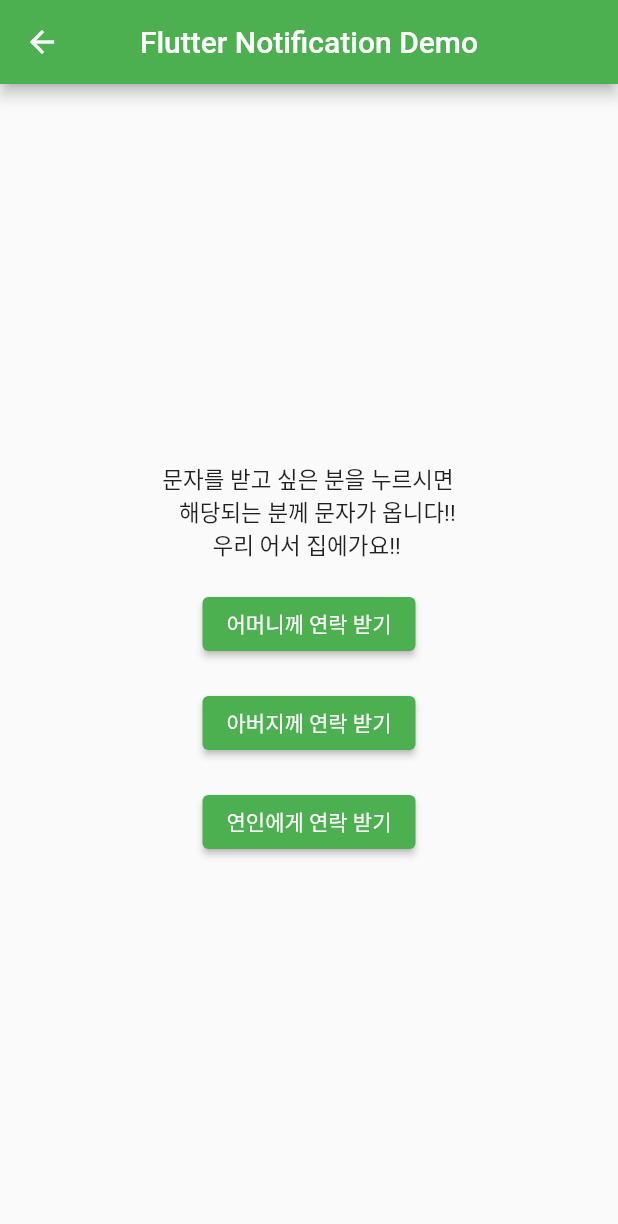
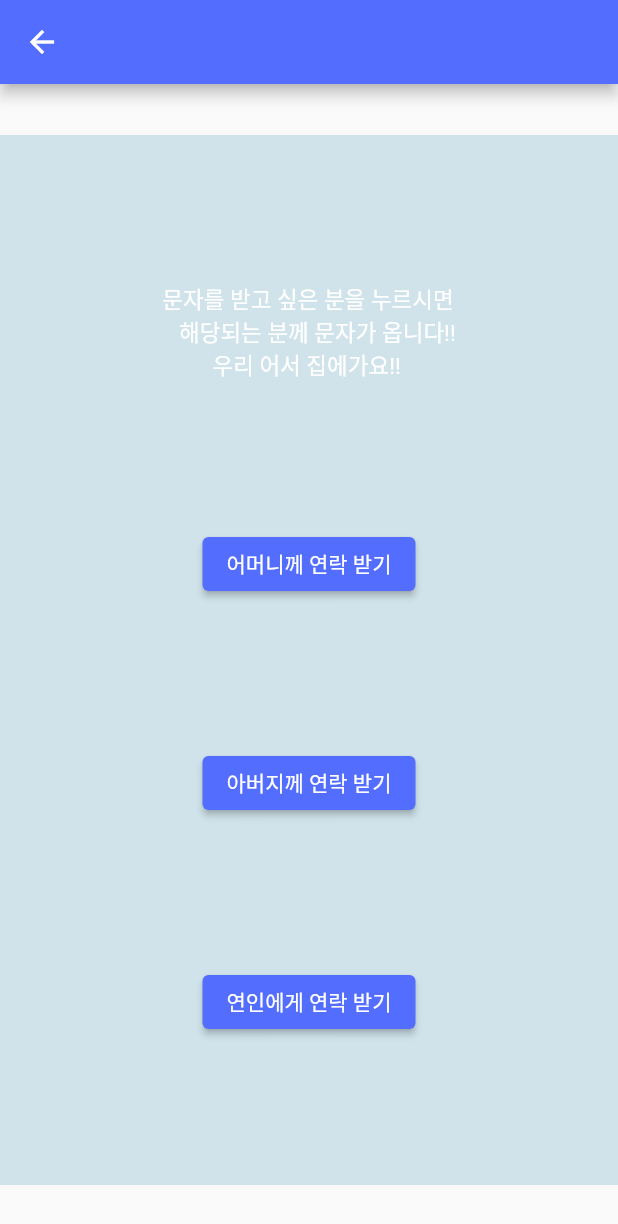
Before and after one commit to nakisara01/Callingmama, a Flutter app: the Home screen opened directly, after a tap on "아버지께 연락 받기", on a phone screen of 412 x 824 dp. Shown: the top 1224 px of the screen. Run offline on Flutter 3.47's test engine with Material 2 defaults, Android fonts, the phone set to English and light mode, and no system bars; our stand-ins replace flutter_local_notifications, rxdart, timezone.

Commit message:
push alarm

```diff
--- a/lib/home.dart
+++ b/lib/home.dart
@@ -24,15 +24,18 @@ class _HomeState extends State<Home> {
   Widget build(BuildContext context) {
     return Scaffold(
       appBar: AppBar(
-        title: const Text('Flutter Notification Demo'),
+        backgroundColor: Colors.indigoAccent,
+       // title: const Text(''),
         centerTitle: true,
       ),
       body: SafeArea(
-        child: Padding(
-          padding: const EdgeInsets.all(24.0),
         child: Center(
-            child: SizedBox(
-              height: 300,
+          child: Container(
+            decoration: BoxDecoration(
+              color: Color.fromRGBO(208, 227, 235, 1),
+            ),
+            height: 700,
+            width: 600,
             child: Column(
               crossAxisAlignment: CrossAxisAlignment.center,
               mainAxisAlignment: MainAxisAlignment.spaceEvenly,
@@ -41,7 +44,10 @@ class _HomeState extends State<Home> {
                   '문자를 받고 싶은 분을 누르시면\n'
                       '   해당되는 분께 문자가 옵니다!!\n'
                       '         우리 어서 집에가요!!',
-                    style: TextStyle(fontSize: 15),
+                  style: TextStyle(
+                    fontSize: 15,
+                    color: Colors.white,
+                  ),
                 ),
                 ElevatedButton(
                   onPressed: () async {
@@ -53,17 +59,23 @@ class _HomeState extends State<Home> {
                     );
                   },
                   child: const Text('어머니께 연락 받기'),
+                  style: ButtonStyle(
+                    backgroundColor: MaterialStateProperty.all(Colors.indigoAccent)
+                  ),
                 ),
                 ElevatedButton(
                   onPressed: () async {
                     await service.showScheduledNotification(
                       id: 0,
                       title: '아빠',
-                        body: '아들, 이제 들어와라  아빠 안잔다',
+                      body: '아들, 이제 들어와라 10분 준다',
                       seconds: 10,
                     );
                   },
                   child: const Text('아버지께 연락 받기'),
+                  style: ButtonStyle(
+                      backgroundColor: MaterialStateProperty.all(Colors.indigoAccent)
+                  ),
                 ),
                 ElevatedButton(
                   onPressed: () async {
@@ -75,9 +87,11 @@ class _HomeState extends State<Home> {
                     );
                   },
                   child: const Text('연인에게 연락 받기'),
+                  style: ButtonStyle(
+                      backgroundColor: MaterialStateProperty.all(Colors.indigoAccent)
+                  ),
                 ),
               ],
-              ),
             ),
           ),
         ),
```
Also changed, not shown: 6 other files. Lines whose indentation alone changed are shown as unchanged.
